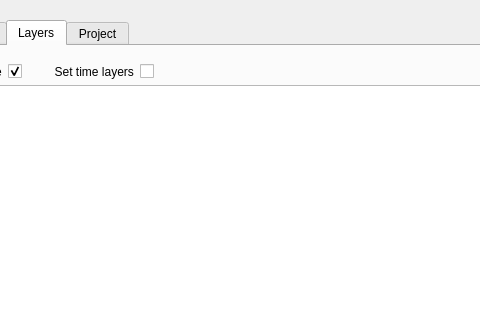
Above: publish_dialog.ui from gisquick/gisquick-qgis-plugin-old before the change; both pictures show x 95 to 575 and y 0 to 320 of the 761 by 582 pixel window. Below: the same form after it.
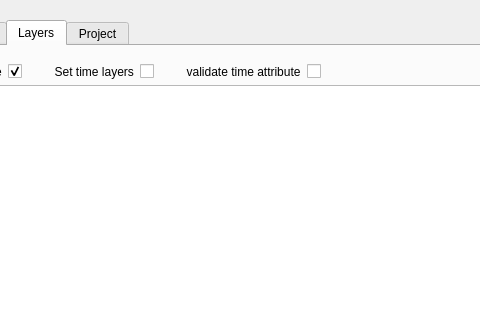
That is the form after the change.

Commit message: add "check all data" checkbox #1

```diff
--- a/publish_dialog.ui
+++ b/publish_dialog.ui
@@ -467,7 +467,7 @@
              </property>
             </widget>
            </item>
-           <item row="3" column="0" colspan="5">
+           <item row="3" column="0" colspan="7">
             <widget class="QTreeView" name="treeView">
              <property name="sizePolicy">
               <sizepolicy hsizetype="Expanding" vsizetype="Expanding">
@@ -527,6 +527,32 @@
              </property>
             </widget>
            </item>
+           <item row="1" column="5">
+            <widget class="QCheckBox" name="validate_time_attribute">
+             <property name="sizePolicy">
+              <sizepolicy hsizetype="Fixed" vsizetype="Fixed">
+               <horstretch>0</horstretch>
+               <verstretch>0</verstretch>
+              </sizepolicy>
+             </property>
+             <property name="text">
+              <string/>
+             </property>
+            </widget>
+           </item>
+           <item row="1" column="4">
+            <widget class="QLabel" name="label_2">
+             <property name="sizePolicy">
+              <sizepolicy hsizetype="Fixed" vsizetype="Preferred">
+               <horstretch>0</horstretch>
+               <verstretch>0</verstretch>
+              </sizepolicy>
+             </property>
+             <property name="text">
+              <string>        validate time attribute</string>
+             </property>
+            </widget>
+           </item>
           </layout>
          </widget>
         </item>
@@ -553,7 +579,7 @@
             <rect>
              <x>0</x>
              <y>0</y>
-             <width>376</width>
+             <width>685</width>
              <height>523</height>
             </rect>
            </property>
```
The commit also changes 1 other file.
